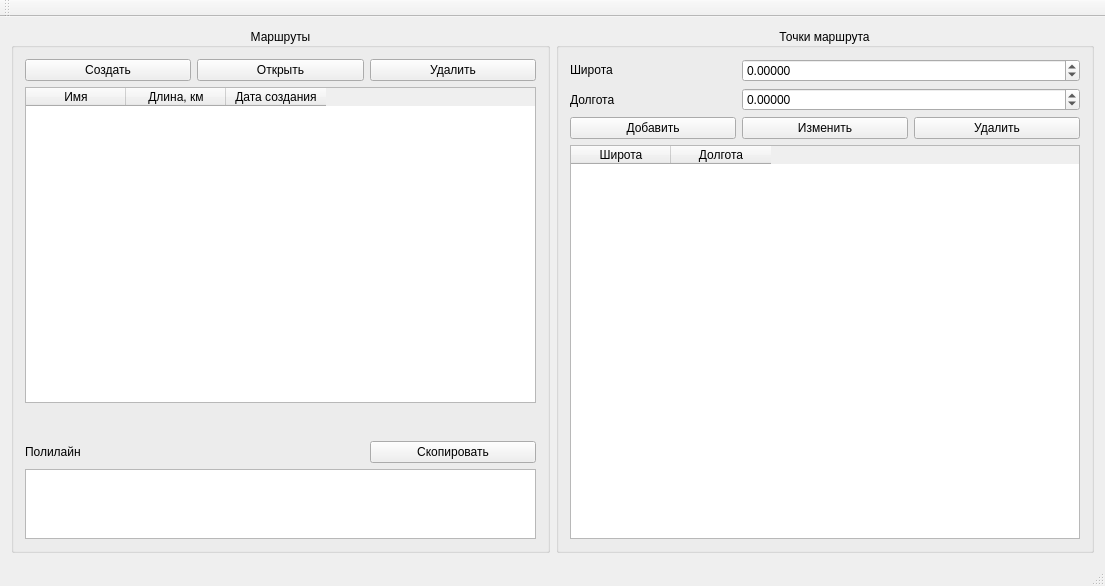
MikeGus/polyline, file mainwindow.ui: the form before one commit.
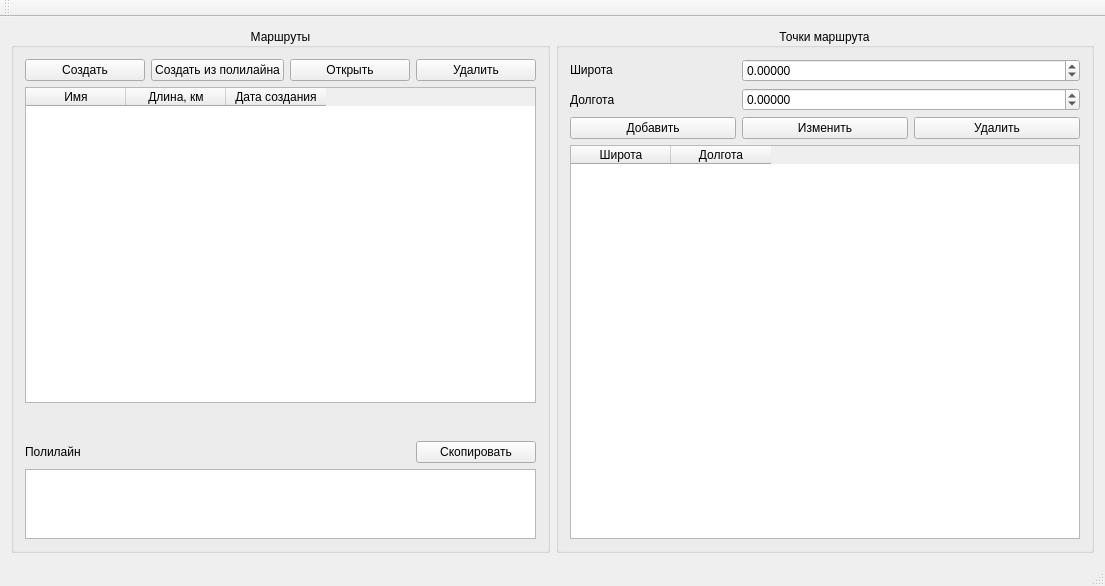
The form after the commit.

What changed in the file:
```diff
--- a/mainwindow.ui
+++ b/mainwindow.ui
@@ -31,10 +31,10 @@
          </property>
         </widget>
        </item>
-       <item row="4" column="0" colspan="3">
+       <item row="4" column="0" colspan="4">
         <widget class="QTextBrowser" name="polylineText"/>
        </item>
-       <item row="0" column="1">
+       <item row="0" column="2">
         <widget class="QPushButton" name="openRouteButton">
          <property name="text">
           <string>Открыть</string>
@@ -48,21 +48,21 @@
          </property>
         </widget>
        </item>
-       <item row="0" column="2">
+       <item row="0" column="3">
         <widget class="QPushButton" name="deleteRouteButton">
          <property name="text">
           <string>Удалить</string>
          </property>
         </widget>
        </item>
-       <item row="3" column="2">
+       <item row="3" column="3">
         <widget class="QPushButton" name="copyPolylineButton">
          <property name="text">
           <string>Скопировать</string>
          </property>
         </widget>
        </item>
-       <item row="1" column="0" colspan="3">
+       <item row="1" column="0" colspan="4">
         <widget class="QTableWidget" name="routeTableWidget">
          <column>
           <property name="text">
@@ -81,6 +81,13 @@
          </column>
         </widget>
        </item>
+       <item row="0" column="1">
+        <widget class="QPushButton" name="addRouteFromPolyButton">
+         <property name="text">
+          <string>Создать из полилайна</string>
+         </property>
+        </widget>
+       </item>
       </layout>
      </widget>
     </item>
```
